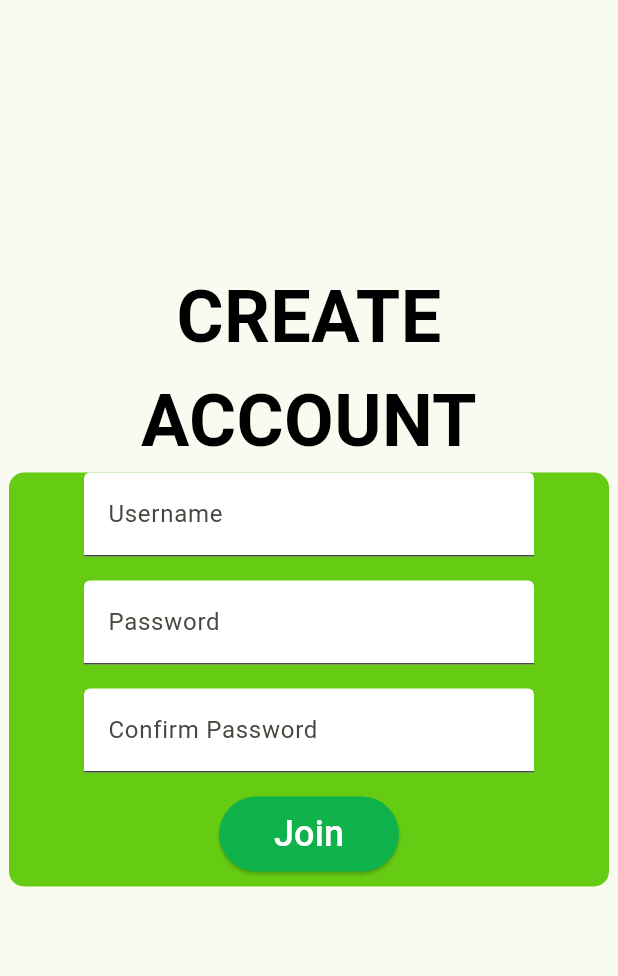
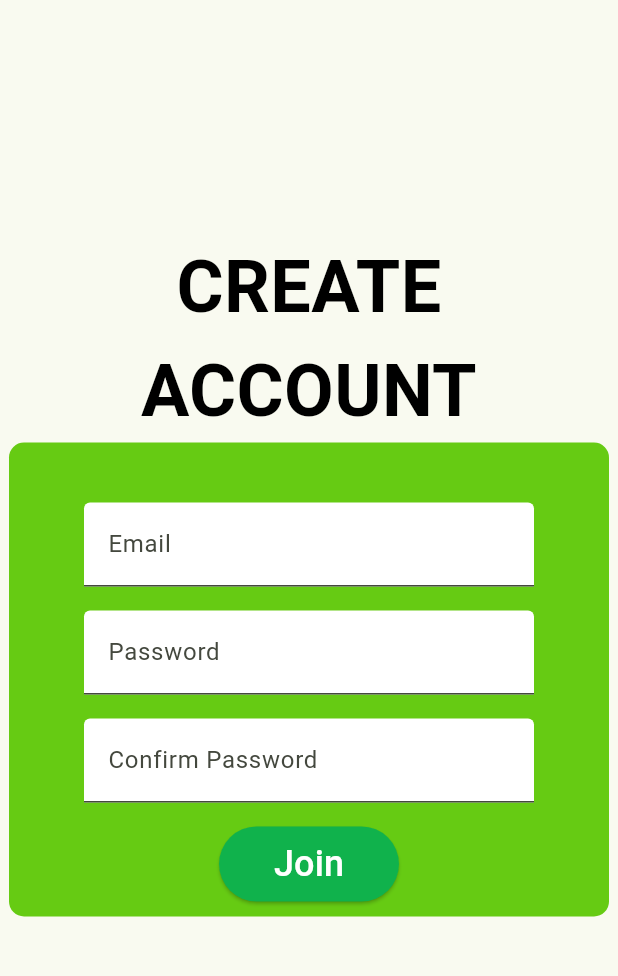
Before and after one commit to wcturnbull/FinanceFriend, a Flutter app: the screen it shows after launch, after a tap on "New here? Click here to create an accoun", on a phone screen of 412 x 824 dp, the part 84-1060 px from its top. Run offline on Flutter 3.47's test engine with Material 2 defaults, Android fonts, the phone set to English and light mode, and no system bars; our stand-ins replace firebase_auth, firebase_core; missing offline and left inert: firebase_ui_auth; accounts and stored records are empty; network calls fail.

Commit message:
login and create account functionality created

```diff
--- a/lib/create_account.dart
+++ b/lib/create_account.dart
@@ -1,8 +1,46 @@
 import 'package:flutter/material.dart';
 import 'ff_appbar.dart';
+import 'package:firebase_auth/firebase_auth.dart';
+import 'app_state.dart';
 
 class CreateAccount extends StatelessWidget {
-  const CreateAccount({super.key});
+  final ApplicationState appState;
+
+  CreateAccount({super.key, required this.appState});
+
+  final TextEditingController passwordController = TextEditingController();
+  final TextEditingController confirmPasswordController =
+      TextEditingController();
+  final TextEditingController emailController = TextEditingController();
+
+  Future<void> _handleRegistration(BuildContext context) async {
+    if (passwordController.text != confirmPasswordController.text) {
+      ScaffoldMessenger.of(context).showSnackBar(
+        const SnackBar(
+          content: Text('Passwords do not match.'),
+        ),
+      );
+      return;
+    }
+
+    try {
+      await FirebaseAuth.instance.createUserWithEmailAndPassword(
+        email: emailController.text.trim(),
+        password: passwordController.text.trim(),
+      );
+
+      // Registration successful, you can now navigate to another page or handle the next steps.
+      Navigator.pushNamed(context, '/login');
+    } catch (e) {
+      // Handle registration errors (e.g., email is already in use)
+      print('Registration error: $e');
+      ScaffoldMessenger.of(context).showSnackBar(
+        SnackBar(
+          content: Text('Registration failed. Please try again.'),
+        ),
+      );
+    }
+  }
 
   @override
   Widget build(BuildContext context) {
@@ -30,23 +68,25 @@ class CreateAccount extends StatelessWidget {
               child: Column(
                 mainAxisAlignment: MainAxisAlignment.center,
                 children: [
-                  const SizedBox(height: 0.0),
-                  const SizedBox(
+                  const SizedBox(height: 40.0),
+                  SizedBox(
                     width: 300,
                     child: TextField(
-                      decoration: InputDecoration(
+                      controller: emailController,
+                      decoration: const InputDecoration(
                         filled: true,
                         fillColor: Colors.white,
-                        labelText: 'Username',
+                        labelText: 'Email',
                       ),
                     ),
                   ),
                   const SizedBox(height: 16.0),
-                  const SizedBox(
+                  SizedBox(
                     width: 300,
                     child: TextField(
+                      controller: passwordController,
                       obscureText: true,
-                      decoration: InputDecoration(
+                      decoration: const InputDecoration(
                         filled: true,
                         fillColor: Colors.white,
                         labelText: 'Password',
@@ -54,11 +94,12 @@ class CreateAccount extends StatelessWidget {
                     ),
                   ),
                   const SizedBox(height: 16.0),
-                  const SizedBox(
-                      width: 300,
-                      child: TextField(
-                        obscureText: true,
-                        decoration: InputDecoration(
+                  SizedBox(
+                    width: 300,
+                    child: TextField(
+                      controller: confirmPasswordController,
+                      obscureText: true,
+                      decoration: const InputDecoration(
                         filled: true,
                         fillColor: Colors.white,
                         labelText: 'Confirm Password',
@@ -68,7 +109,7 @@ class CreateAccount extends StatelessWidget {
                   const SizedBox(height: 16.0),
                   ElevatedButton(
                     onPressed: () {
-                      // Perform login logic here
+                      _handleRegistration(context);
                     },
                     style: ElevatedButton.styleFrom(
                         backgroundColor:
--- a/lib/login.dart
+++ b/lib/login.dart
@@ -1,8 +1,34 @@
 import 'package:flutter/material.dart';
 import 'ff_appbar.dart';
+import 'package:firebase_auth/firebase_auth.dart';
+import 'app_state.dart';
 
 class Login extends StatelessWidget {
-  const Login({super.key});
+  final ApplicationState appState;
+
+  Login({required this.appState, super.key});
+
+  final TextEditingController emailControl = TextEditingController();
+  final TextEditingController passwordControl = TextEditingController();
+
+  Future<void> _handleLogin(BuildContext context) async {
+    try {
+      await FirebaseAuth.instance.signInWithEmailAndPassword(
+        email: emailControl.text.trim(),
+        password: passwordControl.text.trim(),
+      );
+      appState.init(); // Initialize the app state to trigger userChanges()
+      Navigator.pushNamed(context, '/create_account');
+    } catch (e) {
+      // Handle authentication errors (e.g., invalid credentials)
+      print('Authentication error: $e');
+      ScaffoldMessenger.of(context).showSnackBar(
+        SnackBar(
+          content: Text('Authentication failed. Please check your credentials.'),
+        ),
+      );
+    }
+  }
 
   @override
   Widget build(BuildContext context) {
@@ -31,22 +57,24 @@ class Login extends StatelessWidget {
                 mainAxisAlignment: MainAxisAlignment.center,
                 children: [
                   const SizedBox(height: 40.0),
-                  const SizedBox(
+                  SizedBox(
                     width: 300,
                     child: TextField(
-                      decoration: InputDecoration(
+                      controller: emailControl,
+                      decoration: const InputDecoration(
                         filled: true,
                         fillColor: Colors.white,
-                        labelText: 'Username',
+                        labelText: 'Email',
                       ),
                     ),
                   ),
                   const SizedBox(height: 16.0),
-                  const SizedBox(
+                  SizedBox(
                     width: 300,
                     child: TextField(
+                      controller: passwordControl,
                       obscureText: true,
-                      decoration: InputDecoration(
+                      decoration: const InputDecoration(
                         filled: true,
                         fillColor: Colors.white,
                         labelText: 'Password',
@@ -56,7 +84,7 @@ class Login extends StatelessWidget {
                   const SizedBox(height: 16.0),
                   ElevatedButton(
                     onPressed: () {
-                      // Perform login logic here
+                      _handleLogin(context);
                     },
                     style: ElevatedButton.styleFrom(
                         backgroundColor:
--- a/lib/main.dart
+++ b/lib/main.dart
@@ -3,12 +3,10 @@ import 'package:flutter/material.dart';
 import 'login.dart';
 import 'package:firebase_core/firebase_core.dart';
 import 'firebase_options.dart';
-import 'package:firebase_ui_auth/firebase_ui_auth.dart'; // new
-import 'package:go_router/go_router.dart';               // new
-import 'package:provider/provider.dart';                 // new
-import 'app_state.dart';                                 // new
+import 'app_state.dart'; // new
 
 Future<void> main() async {
+  final appState = ApplicationState();
 
   await Firebase.initializeApp(
     options: DefaultFirebaseOptions.currentPlatform,
@@ -16,30 +14,21 @@ Future<void> main() async {
 
   WidgetsFlutterBinding.ensureInitialized();
 
-  runApp(ChangeNotifierProvider(
-    create: (context) => ApplicationState(),
-    builder: ((context, child) => const MyApp()),
-  ));
-}
-class MyApp extends StatelessWidget {
-  const MyApp({super.key});
-
-  @override
-  Widget build(BuildContext context) {
-      return MaterialApp(
-
+  runApp(
+    MaterialApp(
         theme: ThemeData(
-        colorScheme: ColorScheme.fromSeed(seedColor: const Color.fromRGBO(102, 203, 19, 1),
+          colorScheme: ColorScheme.fromSeed(
+              seedColor: const Color.fromRGBO(102, 203, 19, 1),
               primary: const Color.fromRGBO(102, 203, 19, 1),
               secondary: const Color.fromRGBO(16, 178, 76, 1)),
           useMaterial3: true,
         ),
-      home: const Login(),
+        home: Login(appState: appState),
         initialRoute: '/login',
         routes: {
-        '/login': (context) => const Login(),
-        '/create_account':(context) => const CreateAccount(),
+          '/login': (context) => Login(appState: appState,),
+          '/create_account': (context) => CreateAccount(appState: appState),
         }
+    ),
   );
 }
-}
```
Lines whose indentation alone changed are shown as unchanged.
